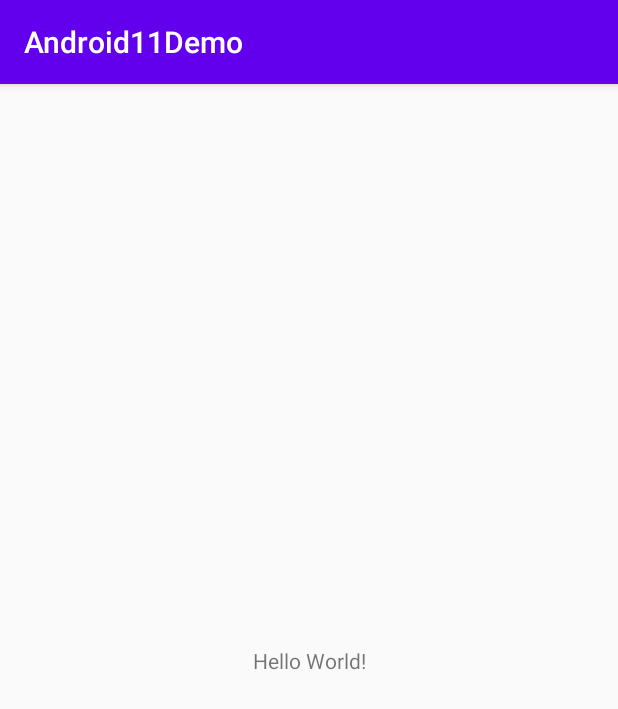
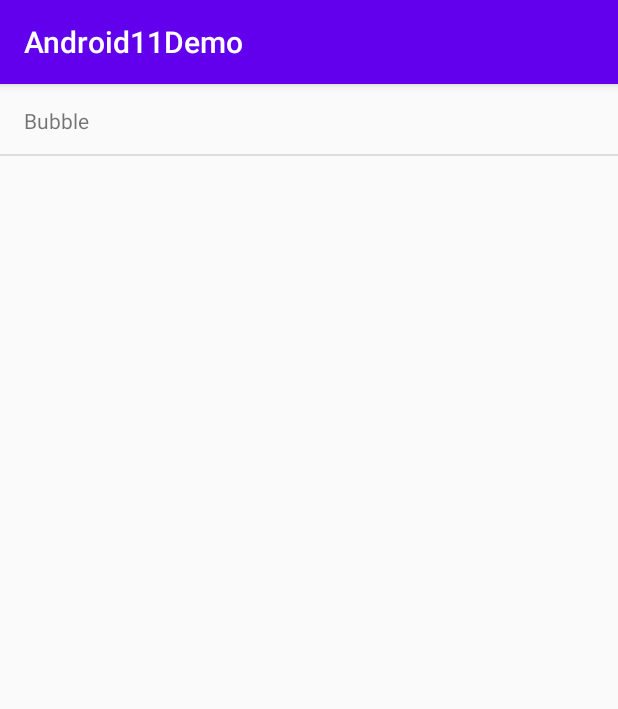
Before and after one commit to mokelab/android11-demos, an Android app: the screen it shows after launch (MainActivity), on a phone screen of 412 x 824 dp. Shown: the top 709 px of the screen. Run offline under Robolectric (Android 15) with nearby library versions, the phone set to English and light mode, and no system bars.

Commit message:
Add main page

```diff
--- a/app/build.gradle
+++ b/app/build.gradle
@@ -22,6 +22,10 @@ android {
             proguardFiles getDefaultProguardFile('proguard-android-optimize.txt'), 'proguard-rules.pro'
         }
     }
+
+    buildFeatures {
+        viewBinding = true
+    }
 }
 
 dependencies {
@@ -34,4 +38,9 @@ dependencies {
     androidTestImplementation 'androidx.test.ext:junit:1.1.1'
     androidTestImplementation 'androidx.test.espresso:espresso-core:3.2.0'
 
+    implementation 'androidx.navigation:navigation-fragment-ktx:2.2.2'
+    implementation 'androidx.navigation:navigation-ui-ktx:2.2.2'
+    implementation 'androidx.fragment:fragment-ktx:1.3.0-alpha06'
+
+
 }
--- /dev/null
+++ b/app/src/main/java/com/mokelab/demo/android11/MainFragment.kt
@@ -0,0 +1,46 @@
+package com.mokelab.demo.android11
+
+import android.os.Bundle
+import android.view.View
+import androidx.fragment.app.Fragment
+import androidx.recyclerview.widget.DiffUtil
+import com.mokelab.demo.android11.adapter.SimpleListAdapter
+import com.mokelab.demo.android11.databinding.MainFragmentBinding
+
+class MainFragment : Fragment(R.layout.main_fragment) {
+
+    var binding: MainFragmentBinding? = null
+
+    override fun onViewCreated(view: View, savedInstanceState: Bundle?) {
+        super.onViewCreated(view, savedInstanceState)
+        val binding = MainFragmentBinding.bind(view)
+        this.binding = binding
+
+        val adapter = SimpleListAdapter<String>(binder = { item, itemBinding ->
+            itemBinding.text.text = item
+        }, callbacks = callbacks, listener = listener)
+        binding.recycler.adapter = adapter
+
+        val items = resources.getStringArray(R.array.feature_names)
+        adapter.submitList(items.toList())
+    }
+
+    override fun onDestroyView() {
+        super.onDestroyView()
+        this.binding = null
+    }
+
+    private val listener = object : SimpleListAdapter.ItemClickListener<String> {
+        override fun onItemClicked(item: String, position: Int) {
+            // later
+        }
+    }
+
+    companion object {
+        private val callbacks = object : DiffUtil.ItemCallback<String>() {
+            override fun areItemsTheSame(oldItem: String, newItem: String) = oldItem == newItem
+
+            override fun areContentsTheSame(oldItem: String, newItem: String) = oldItem == newItem
+        }
+    }
+}
--- /dev/null
+++ b/app/src/main/java/com/mokelab/demo/android11/adapter/SimpleListAdapter.kt
@@ -0,0 +1,41 @@
+package com.mokelab.demo.android11.adapter
+
+import android.view.LayoutInflater
+import android.view.ViewGroup
+import androidx.recyclerview.widget.DiffUtil
+import androidx.recyclerview.widget.ListAdapter
+import androidx.recyclerview.widget.RecyclerView
+import com.mokelab.demo.android11.databinding.SimpleListItemBinding
+
+class SimpleListAdapter<T>(
+    private val binder: (T, SimpleListItemBinding) -> Unit,
+    private val listener: SimpleListAdapter.ItemClickListener<T>,
+    callbacks: DiffUtil.ItemCallback<T>
+) :
+    ListAdapter<T, SimpleListAdapter.ViewHolder>(callbacks) {
+
+    override fun onCreateViewHolder(parent: ViewGroup, viewType: Int): ViewHolder {
+        val inflater = LayoutInflater.from(parent.context)
+        val binding = SimpleListItemBinding.inflate(inflater, parent, false)
+        val viewHolder = ViewHolder(binding)
+
+        binding.root.setOnClickListener {
+            val position = viewHolder.adapterPosition
+            val item = getItem(position)
+            listener.onItemClicked(item, position)
+        }
+
+        return viewHolder
+    }
+
+    override fun onBindViewHolder(viewHolder: ViewHolder, position: Int) {
+        val item = getItem(position)
+        binder(item, viewHolder.binding)
+    }
+
+    class ViewHolder(val binding: SimpleListItemBinding) : RecyclerView.ViewHolder(binding.root)
+
+    interface ItemClickListener<T> {
+        fun onItemClicked(item: T, position: Int)
+    }
+}
--- a/app/src/main/res/layout/activity_main.xml
+++ b/app/src/main/res/layout/activity_main.xml
@@ -1,18 +1,10 @@
 <?xml version="1.0" encoding="utf-8"?>
-<androidx.constraintlayout.widget.ConstraintLayout xmlns:android="http://schemas.android.com/apk/res/android"
+<androidx.fragment.app.FragmentContainerView xmlns:android="http://schemas.android.com/apk/res/android"
     xmlns:app="http://schemas.android.com/apk/res-auto"
     xmlns:tools="http://schemas.android.com/tools"
+    android:id="@+id/fragment"
     android:layout_width="match_parent"
     android:layout_height="match_parent"
-    tools:context=".MainActivity">
-
-    <TextView
-        android:layout_width="wrap_content"
-        android:layout_height="wrap_content"
-        android:text="Hello World!"
-        app:layout_constraintBottom_toBottomOf="parent"
-        app:layout_constraintLeft_toLeftOf="parent"
-        app:layout_constraintRight_toRightOf="parent"
-        app:layout_constraintTop_toTopOf="parent" />
-
-</androidx.constraintlayout.widget.ConstraintLayout>
+    android:name="androidx.navigation.fragment.NavHostFragment"
+    app:defaultNavHost="true"
+    app:navGraph="@navigation/nav_main" />
--- /dev/null
+++ b/app/src/main/res/layout/main_fragment.xml
@@ -0,0 +1,17 @@
+<?xml version="1.0" encoding="utf-8"?>
+<androidx.constraintlayout.widget.ConstraintLayout xmlns:android="http://schemas.android.com/apk/res/android"
+    android:layout_width="match_parent"
+    android:layout_height="match_parent"
+    xmlns:app="http://schemas.android.com/apk/res-auto">
+
+    <androidx.recyclerview.widget.RecyclerView
+        android:id="@+id/recycler"
+        android:layout_width="0dp"
+        android:layout_height="0dp"
+        app:layout_constraintTop_toTopOf="parent"
+        app:layout_constraintBottom_toBottomOf="parent"
+        app:layout_constraintStart_toStartOf="parent"
+        app:layout_constraintEnd_toEndOf="parent"
+        app:layoutManager="androidx.recyclerview.widget.LinearLayoutManager" />
+
+</androidx.constraintlayout.widget.ConstraintLayout>
--- /dev/null
+++ b/app/src/main/res/layout/simple_list_item.xml
@@ -0,0 +1,35 @@
+<?xml version="1.0" encoding="utf-8"?>
+<androidx.constraintlayout.widget.ConstraintLayout xmlns:android="http://schemas.android.com/apk/res/android"
+    xmlns:app="http://schemas.android.com/apk/res-auto"
+    xmlns:tools="http://schemas.android.com/tools"
+    android:layout_width="match_parent"
+    android:layout_height="wrap_content"
+    android:minHeight="48dp"
+    android:focusable="true"
+    android:clickable="true"
+    android:background="?android:selectableItemBackground">
+
+    <TextView
+        android:id="@+id/text"
+        android:layout_width="0dp"
+        android:layout_height="wrap_content"
+        app:layout_constraintTop_toTopOf="parent"
+        app:layout_constraintBottom_toBottomOf="parent"
+        app:layout_constraintStart_toStartOf="parent"
+        app:layout_constraintEnd_toEndOf="parent"
+        android:layout_marginTop="8dp"
+        android:layout_marginBottom="8dp"
+        android:layout_marginStart="16dp"
+        android:layout_marginEnd="16dp"
+        tools:text="Item" />
+
+    <View
+        android:id="@+id/divider"
+        android:layout_width="match_parent"
+        android:layout_height="1dp"
+        app:layout_constraintBottom_toBottomOf="parent"
+        app:layout_constraintStart_toStartOf="parent"
+        app:layout_constraintEnd_toEndOf="parent"
+        android:background="?android:attr/listDivider" />
+
+</androidx.constraintlayout.widget.ConstraintLayout>
--- /dev/null
+++ b/app/src/main/res/navigation/nav_main.xml
@@ -0,0 +1,13 @@
+<?xml version="1.0" encoding="utf-8"?>
+<navigation xmlns:android="http://schemas.android.com/apk/res/android"
+    xmlns:app="http://schemas.android.com/apk/res-auto"
+    xmlns:tools="http://schemas.android.com/tools"
+    android:id="@+id/nav_main"
+    app:startDestination="@id/mainFragment">
+
+    <fragment
+        android:id="@+id/mainFragment"
+        android:name="com.mokelab.demo.android11.MainFragment"
+        android:label="MainFragment"
+        tools:layout="@layout/main_fragment" />
+</navigation>
--- a/app/src/main/res/values/strings.xml
+++ b/app/src/main/res/values/strings.xml
@@ -1,3 +1,8 @@
 <resources>
     <string name="app_name">Android11Demo</string>
+
+    <string name="bubble">Bubble</string>
+    <string-array name="feature_names">
+        <item>@string/bubble</item>
+    </string-array>
 </resources>
```
